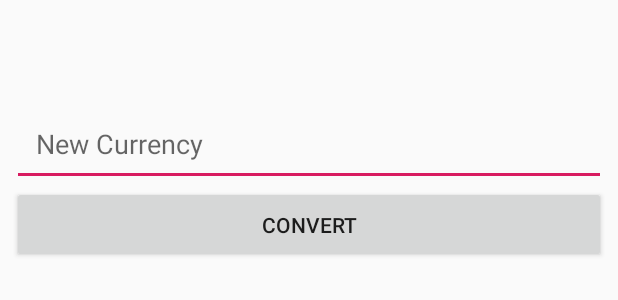
After one commit to ShrirangPatil/My-Expense-Manager, an Android app: the layout activity_settings.xml on its own in the app's theme, with its tools: preview values and no code run, on a phone screen of 412 x 824 dp. The commit adds this screen. Shown: the top 300 px of the screen. Run offline under Robolectric (Android 15) with nearby library versions, the phone set to English and light mode, and no system bars.

Commit message:
Added real time currency convertion feature

```diff
--- a/app/src/main/AndroidManifest.xml
+++ b/app/src/main/AndroidManifest.xml
@@ -1,7 +1,7 @@
 <?xml version="1.0" encoding="utf-8"?>
 <manifest xmlns:android="http://schemas.android.com/apk/res/android"
     package="com.example.android.myexpensemanager">
-
+    <uses-permission android:name="android.permission.INTERNET" />
     <application
         android:allowBackup="true"
         android:icon="@mipmap/ic_launcher"
@@ -9,6 +9,7 @@
         android:roundIcon="@mipmap/ic_launcher_round"
         android:supportsRtl="true"
         android:theme="@style/AppTheme">
+        <activity android:name=".Settings"></activity>
         <activity
             android:name=".DeleteExpense"
             android:label="Delete Expense"
--- /dev/null
+++ b/app/src/main/res/layout/activity_settings.xml
@@ -0,0 +1,35 @@
+<?xml version="1.0" encoding="utf-8"?>
+<LinearLayout xmlns:android="http://schemas.android.com/apk/res/android"
+    xmlns:app="http://schemas.android.com/apk/res-auto"
+    xmlns:tools="http://schemas.android.com/tools"
+    android:layout_width="match_parent"
+    android:layout_height="match_parent"
+    android:orientation="vertical"
+    android:padding="8dp"
+    tools:context=".Settings">
+
+    <TextView
+        android:layout_width="match_parent"
+        android:layout_height="wrap_content"
+        android:padding="16dp"
+        android:textSize="20sp"
+        android:id="@+id/mxm_old_currency"/>
+    <EditText
+        android:layout_width="match_parent"
+        android:layout_height="wrap_content"
+        android:padding="16dp"
+        android:hint="@string/new_currency_edit_text"
+        android:id="@+id/mxm_new_currency"/>
+    <ListView
+        android:layout_width="match_parent"
+        android:layout_height="wrap_content"
+        android:id="@+id/mxm_currency_list">
+    </ListView>
+    <Button
+        android:layout_width="match_parent"
+        android:layout_height="wrap_content"
+        android:padding="16dp"
+        android:id="@+id/mxm_convert_currency"
+        android:text="@string/convert_button"/>
+
+</LinearLayout>
--- a/app/src/main/res/values/strings.xml
+++ b/app/src/main/res/values/strings.xml
@@ -6,11 +6,12 @@
     <string name="delete_button">Delete</string>
     <string name="clear_button">Clear</string>
     <string name="calender_button">Calender</string>
-
+    <string name="convert_button">Convert</string>
 
     <string name="cost_edit_text">Cost</string>
     <string name="desc_edit_text">Description</string>
     <string name="date_edit_text">Date dd/mm/yyyy</string>
+    <string name="new_currency_edit_text">New Currency</string>
 
     <string name="cost_range_text_view">Cost Range</string>
     <string name="start_range">Start</string>
@@ -31,10 +32,6 @@
     <string name="nav_header_subtitle">android.studio@android.com</string>
     <string name="nav_header_desc">Navigation header</string>
     <string name="action_settings">Settings</string>
-
-    <string name="menu_home">Home</string>
-    <string name="menu_gallery">Gallery</string>
-    <string name="menu_slideshow">Slideshow</string>
-
-    <string name="home_second">Home Second</string>
+    <string name="preference_file_key">com.example.android.myexpensemanager.PREFERENCE_FILE_KEY</string>
+    <string name="preference_currency">com.example.android.myexpensemanager.PREFERENCE_CURRENCY</string>
 </resources>
```
Also changed, not shown: app/build.gradle (+8 -1 lines), app/src/main/java/com/example/android/myexpensemanager/ExpenseCurrency.java (added, +196 -0 lines), app/src/main/java/com/example/android/myexpensemanager/MainActivity.java (+21 -1 lines), app/src/main/java/com/example/android/myexpensemanager/Settings.java (added, +150 -0 lines), app/src/main/res/layout/layout_currency_list_item.xml (added, +13 -0 lines), app/src/main/res/menu/menu_list.xml (added, +8 -0 lines).
